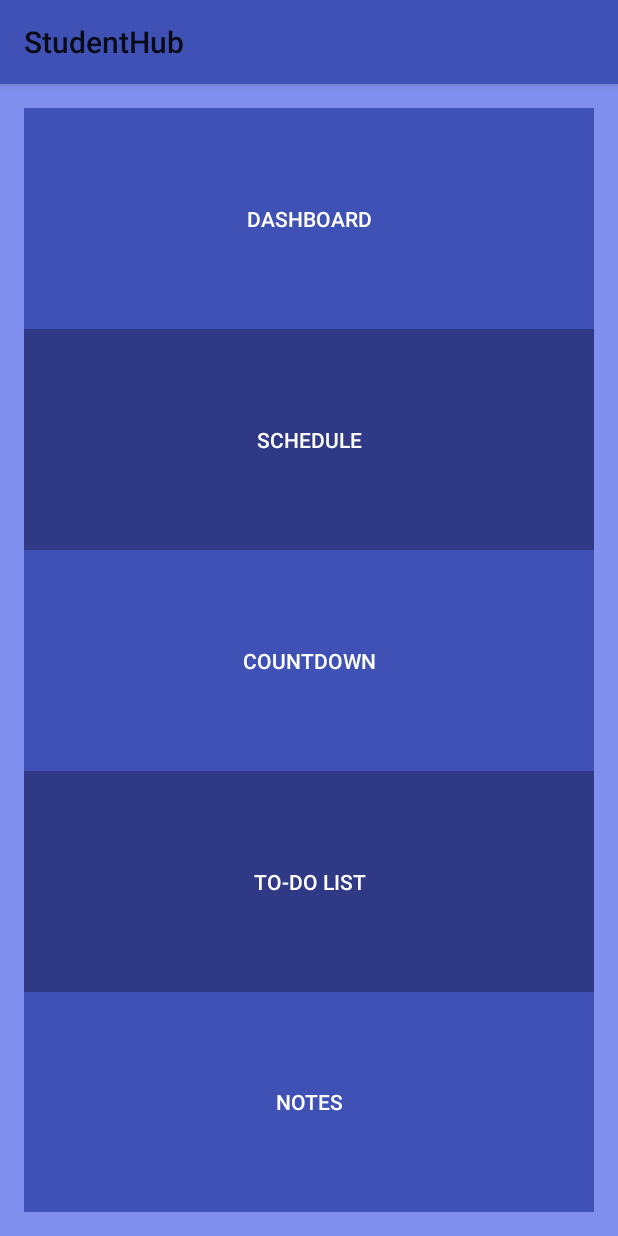
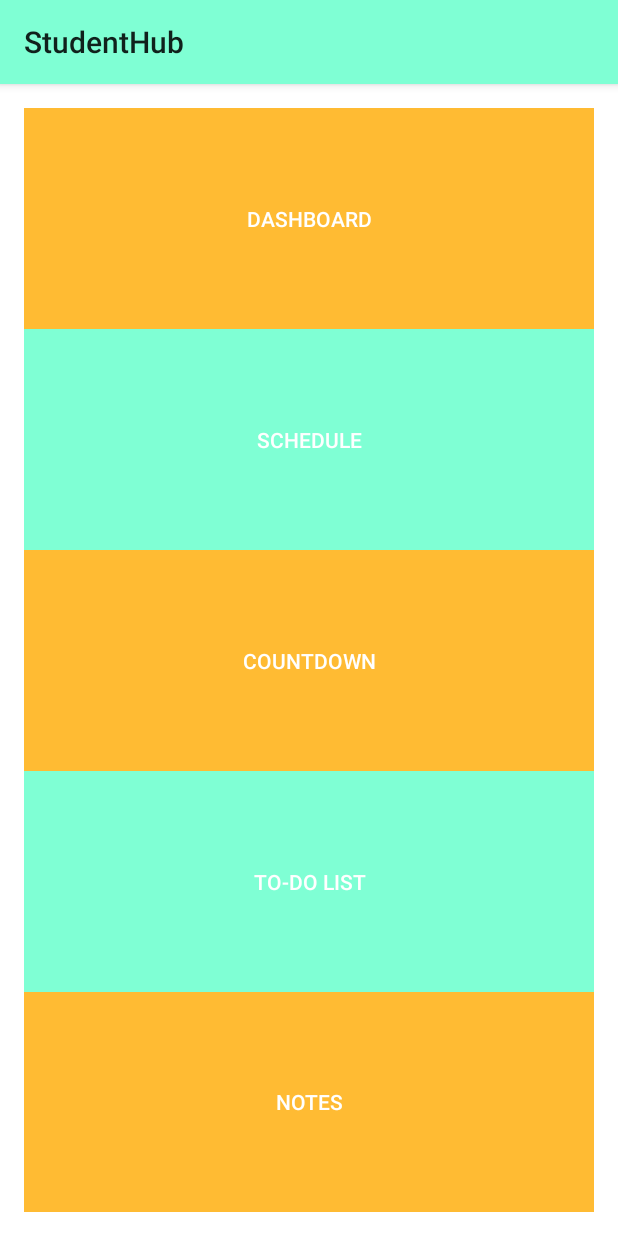
Before and after one commit to MattMetcalfe/StudentHubMine, an Android app: the Menu screen opened directly, with no data from a screen before it, on a phone screen of 412 x 824 dp. Run offline under Robolectric (Android 15) with nearby library versions, the phone set to English and light mode, and no system bars.

Commit message:
Color Additions/Edits

```diff
--- a/app/src/main/AndroidManifest.xml
+++ b/app/src/main/AndroidManifest.xml
@@ -12,7 +12,7 @@
         android:icon="@mipmap/ic_launcher"
         android:label="@string/app_name"
         android:supportsRtl="true"
-        android:theme="@style/AppTheme">
+        android:theme="@style/AppTheme2">
         <activity android:name=".Landing">
             <intent-filter>
                 <action android:name="android.intent.action.MAIN" />
--- a/app/src/main/res/drawable/border.xml
+++ b/app/src/main/res/drawable/border.xml
@@ -8,5 +8,5 @@
         android:bottomLeftRadius="0dp" />
     <stroke
         android:width="1dp"
-        android:color="@android:color/background_dark" />
+        android:color="@android:color/background_light" />
 </shape>
--- a/app/src/main/res/layout/activity_menu.xml
+++ b/app/src/main/res/layout/activity_menu.xml
@@ -8,12 +8,15 @@
     android:paddingRight="@dimen/activity_horizontal_margin"
     android:paddingTop="@dimen/activity_vertical_margin"
     tools:context="com.example.studenthub.Menu"
-    android:background="@color/myblue">
+    android:background="@android:color/white">
 
     <LinearLayout
         android:orientation="vertical"
         android:layout_width="match_parent"
-        android:layout_height="match_parent">
+        android:layout_height="match_parent"
+        android:layout_alignParentTop="true"
+        android:layout_alignParentLeft="true"
+        android:layout_alignParentStart="true">
 
         <Button
             android:layout_width="match_parent"
@@ -23,7 +26,7 @@
             android:layout_gravity="center_horizontal"
             android:layout_weight="1"
             android:clickable="true"
-            android:background="@color/colorPrimary"
+            android:background="@color/ColorSec"
             android:textColor="@android:color/white" />
 
         <Button
@@ -33,7 +36,7 @@
             android:id="@+id/schedulerButton"
             android:layout_gravity="center_horizontal"
             android:layout_weight="1"
-            android:background="@color/colorPrimaryDark"
+            android:background="@color/colorPrimaryTurq"
             android:textColor="@android:color/white" />
 
         <Button
@@ -43,7 +46,7 @@
             android:id="@+id/countdownButton"
             android:layout_gravity="center_horizontal"
             android:layout_weight="1"
-            android:background="@color/colorPrimary"
+            android:background="@color/ColorSec"
             android:textColor="@android:color/white" />
 
         <Button
@@ -52,7 +55,7 @@
             android:text="@string/to_do_list"
             android:id="@+id/todoButton"
             android:layout_weight="1"
-            android:background="@color/colorPrimaryDark"
+            android:background="@color/colorPrimaryTurq"
             android:textColor="@android:color/white" />
 
         <Button
@@ -61,7 +64,7 @@
             android:text="@string/notes"
             android:id="@+id/notesButton"
             android:layout_weight="1"
-            android:background="@color/colorPrimary"
+            android:background="@color/ColorSec"
             android:textColor="@android:color/white" />
 
     </LinearLayout>
--- a/app/src/main/res/values/colors.xml
+++ b/app/src/main/res/values/colors.xml
@@ -2,8 +2,10 @@
 <resources>
     <color name="colorPrimary">#3f51b5</color>
     <color name="colorPrimaryDark">#303986</color>
-    <color name="colorAccent">#FF4081</color>
+    <color name="colorPrimaryTurq">#7FFFD4</color>
+    <color name="colorAccent">#ff4081</color>
     <color name="myblue">#808fed</color>
+    <color name="ColorSec">#FFFFBB33</color>"
     <string name="sun">Sun</string>
     <string name="mon">Mon</string>
     <string name="tue">Tue</string>
--- a/app/src/main/res/values/styles.xml
+++ b/app/src/main/res/values/styles.xml
@@ -7,5 +7,10 @@
         <item name="colorPrimaryDark">@color/colorPrimaryDark</item>
         <item name="colorAccent">@color/colorAccent</item>
     </style>
+    <style name="AppTheme2" parent="Theme.AppCompat.Light">
+        <!-- Customize your theme here. -->
+        <item name="colorPrimary">@color/colorPrimaryTurq</item>
+
+    </style>
 
 </resources>
```
